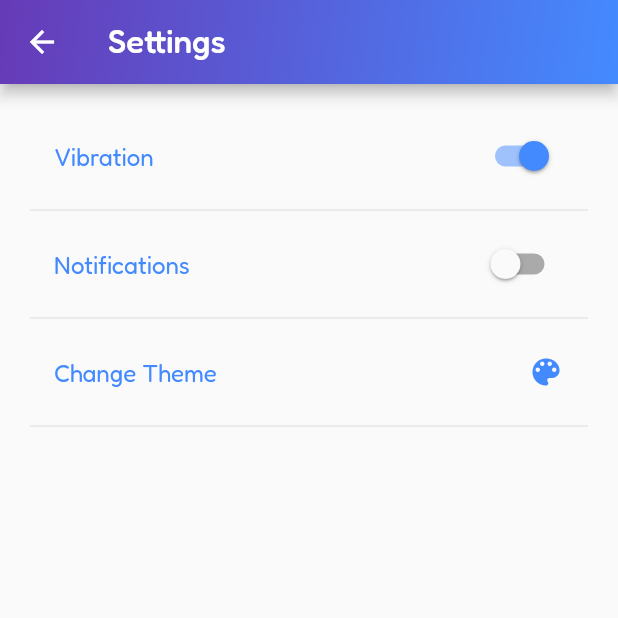
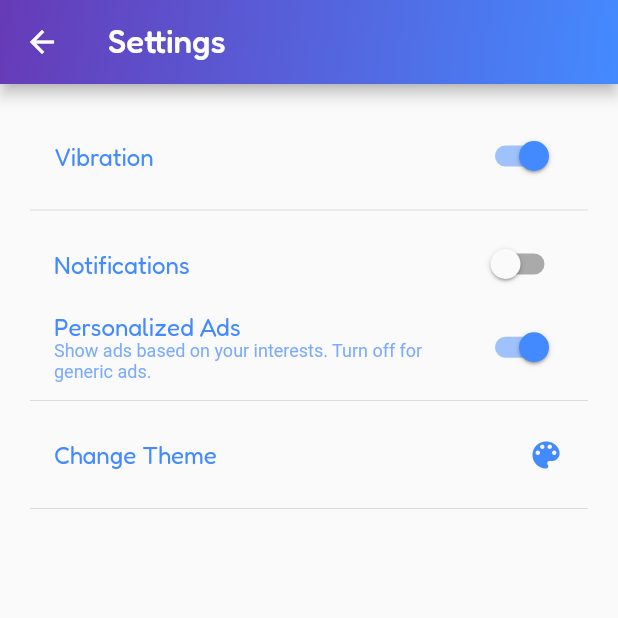
Before and after one commit to Samooh-9820060/technomaths, a Flutter app: the screen it shows after launch, after a tap on "Settings", on a phone screen of 412 x 824 dp, the top half of it. Run offline on Flutter 3.47's test engine with Material 2 defaults, Android fonts, the phone set to English and light mode, and no system bars; our stand-ins replace cloud_firestore, connectivity_plus, device_info_plus, firebase_core, flutter_local_notifications, font_awesome_flutter and 6 more; missing offline and left inert: android_alarm_manager_plus, android_intent_plus, flutter_vibrate, notification_permissions; accounts and stored records are empty.

Commit message:
setings updated
personalized ads seetings added

```diff
--- /dev/null
+++ b/ideas/Math Duel.txt
@@ -0,0 +1,30 @@
+Game Mode: "Math Duel"
+Concept:
+"Math Duel" is a game mode where players face off against a virtual AI opponent (or even another player) in a rapid-fire math challenge. The screen is divided into two halves. The challenge is to answer a series of math problems faster than the opponent.
+
+How It Works:
+Setup: Once the game starts, the player chooses their difficulty level.
+
+Rapid-Fire Questions: As soon as the duel begins, both the player and the AI opponent start receiving math problems simultaneously. They need to solve these problems as quickly as possible.
+
+Energy Bar: Each player has an energy bar at the top of their half of the screen. Every time they answer a question correctly, a portion of the opponent's energy bar is depleted. The speed of depletion depends on the difficulty of the question. The goal is to deplete the opponent's energy bar before yours is depleted.
+
+Special Attacks: Every correct answer charges up a special move bar. Once fully charged, players can unleash a special attack on the opponent. For example:
+
+Distraction: This move briefly jumbles up the opponent's numbers or switches around their operations for a couple of seconds.
+Time Freeze: This move stops the opponent from answering for a few seconds.
+Double Trouble: This move sends two questions at once to the opponent.
+Progression: As players win duels, they progress to face stronger AI opponents, each with their own quirks and special moves. For instance, one AI might be really fast but gets easily distracted, another might be slow but has a strong energy bar, and so forth.
+
+Leaderboard & Challenges: Players can see where they rank globally and can set challenges for friends or other players to beat their score.
+
+Graphics & Interaction:
+Dynamic animations that show the dueling aspect. For example, when a player answers correctly, a visual representation of their attack (like a beam of light or a mathematical symbol) shoots towards the opponent.
+Reactive backgrounds that change and become more intense as the duel progresses.
+Character designs for AI opponents, each with their unique appearance and animations.
+Why It's Engaging:
+The competitive nature of the game mode. Players aren't just solving math problems; they're battling against an opponent.
+The unpredictability introduced by special moves makes every duel different.
+A sense of progression and achievement as players defeat stronger and stronger opponents.
+Social integration, allowing challenges amongst friends, provides bragging rights and a reason to return to the game.
+"Math Duel" takes the basic concept of solving math problems and turns it into a dynamic and competitive experience, making math not just a cerebral exercise but also an adrenaline-pumping activity.
--- a/lib/config/ad_config.dart
+++ b/lib/config/ad_config.dart
@@ -1,3 +1,5 @@
+import 'package:google_mobile_ads/google_mobile_ads.dart';
+
 enum AdType {
   interstitial,
   rewarded,
--- a/lib/config/app_config.dart
+++ b/lib/config/app_config.dart
@@ -2,7 +2,7 @@
 
 /// Determines the current mode of the application.
 /// Set this to false when deploying to production.
-const bool isTestingMode = false;
+const bool isTestingMode = true;
 
 // Future: You can add more application-wide configurations here.
 // For example:
--- a/lib/screens/settings.dart
+++ b/lib/screens/settings.dart
@@ -18,6 +18,7 @@ class SettingsScreen extends StatefulWidget {
 class _SettingsScreenState extends State<SettingsScreen> {
   bool _isVibrationOn = true;
   bool _isNotificationsOn = true;
+  bool _isPersonalizedAdsOn = true;
   String _appTheme = 'light';
   bool _isLoading = true;
   late var themeColors;
@@ -33,6 +34,7 @@ class _SettingsScreenState extends State<SettingsScreen> {
     setState(() {
       _isVibrationOn = preferences['isVibrationOn']!;
       _isNotificationsOn = preferences['isNotificationsOn']!;
+      _isPersonalizedAdsOn = preferences['isPersonalizedAdsOn']!;
       _appTheme = preferences['appTheme']!;
       _isLoading = false;
     });
@@ -44,6 +46,7 @@ class _SettingsScreenState extends State<SettingsScreen> {
       'isVibrationOn': prefs.getBool('isVibrationOn') ?? true,
       'isNotificationsOn': prefs.getBool('isNotificationsOn') ?? true,
       'appTheme': prefs.getString('appTheme') ?? 'light',  // Using new preference key
+      'isPersonalizedAdsOn' : prefs.getBool('isPersonalizedAdsOn') ?? true,
     };
   }
 
@@ -179,6 +182,26 @@ class _SettingsScreenState extends State<SettingsScreen> {
                 activeColor: themeColors.iconColor,
               ),
             ),
+            ListTile(
+              title: Text(
+                'Personalized Ads',
+                style: GoogleFonts.fredoka(color: themeColors.textColor),
+              ),
+              subtitle: Text(
+                'Show ads based on your interests. Turn off for generic ads.',
+                style: TextStyle(fontSize: 12, color: themeColors.textColor.withOpacity(0.7)),
+              ),
+              trailing: Switch(
+                value: _isPersonalizedAdsOn,
+                onChanged: (bool value) {
+                  setState(() {
+                    _isPersonalizedAdsOn = value;
+                    commonFunctions.updatePreference('isPersonalizedAdsOn', value);
+                  });
+                },
+                activeColor: themeColors.iconColor,
+              ),
+            ),
             Divider(),
             ListTile(
               title: Text(
--- a/lib/utils/commonFunctions.dart
+++ b/lib/utils/commonFunctions.dart
@@ -152,6 +152,8 @@ class commonFunctions {
     if (isFirstRun == null || isFirstRun) {
       await prefs.setBool('isVibrationOn', true);
       await prefs.setBool('isNotificationsOn', areNotificationsPermitted);
+      await prefs.setBool('isPersonalizedAdsOn', true);
+      await prefs.setString('appTheme', 'light');
       // await prefs.setBool('isDarkTheme', true); // Uncomment this if you need it
       await prefs.setBool('isFirstRun', false);
     }
```
Also changed, not shown: lib/screens/game_screen.dart (+16 -6 lines), lib/screens/wall_of_fame.dart (+17 -1 lines).
